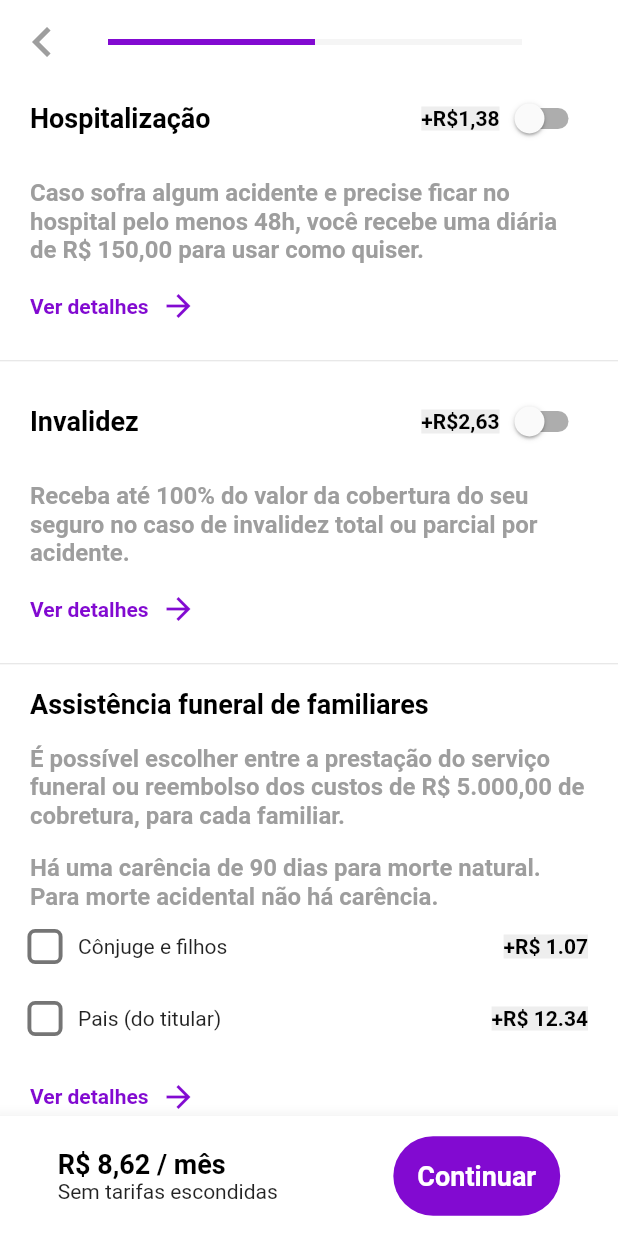
After one commit to Eduardo-Tanaka/Nubank-flutter, a Flutter app: the SeguroVidaSimularPage2 screen opened by its route, scrolled down 576 dp, after a tap on "Continuar", on a phone screen of 412 x 824 dp. The commit adds this screen. Run offline on Flutter 3.47's test engine with Material 2 defaults, Android fonts, the phone set to English and light mode, and no system bars; our stand-ins replace contacts_service, dotted_line, flutter_masked_text2, font_awesome_flutter, google_fonts, permission_handler and 1 more; missing offline and left inert: qr_code_scanner.

Commit message:
seguro vida simulacao page 2

```diff
--- a/lib/app_widget.dart
+++ b/lib/app_widget.dart
@@ -33,6 +33,7 @@ import 'package:nubank/modules/receber/receber_page.dart';
 import 'package:nubank/modules/seguro/seguro_vida_info_page.dart';
 import 'package:nubank/modules/seguro/seguro_vida_page.dart';
 import 'package:nubank/modules/seguro/seguro_vida_simular_page.dart';
+import 'package:nubank/modules/seguro/seguro_vida_simular_page2.dart';
 import 'package:nubank/modules/transferir/qrcode/qrcode_read_page.dart';
 import 'package:nubank/modules/transferir/transferir_destino_page.dart';
 import 'package:nubank/modules/transferir/transferir_page.dart';
@@ -100,6 +101,7 @@ class AppWidget extends StatelessWidget {
       "/seguro_vida": SeguroVidaPage(),
       "/seguro_vida_info": SeguroVidaInfoPage(),
       "/seguro_vida_simular": SeguroVidaSimularPage(),
+      "/seguro_vida_simular2": SeguroVidaSimularPage2(),
       "/transferir": TransferirPage(),
       "/transferir_confirmar": TransferirConfirmarPage(),
       "/transferir_destino": TransferirDestinoPage(),
@@ -149,6 +151,7 @@ class AppWidget extends StatelessWidget {
                 case "/recarga_resumo":
                 case "/receber":
                 case "/seguro_vida":
+                case "/seguro_vida_simular2":
                 case "/transferir_destino":
                 case "/qrcode_read":
                   return slideRightLeft(animation, child);
--- a/lib/modules/seguro/seguro_vida_simular_page.dart
+++ b/lib/modules/seguro/seguro_vida_simular_page.dart
@@ -145,7 +145,7 @@ class _SeguroVidaSimularPageState extends State<SeguroVidaSimularPage> {
       child: Scaffold(
         appBar: visible
             ? AppBarWidget(
-                value: 0.2,
+                value: 0.25,
                 linearProgressWidth: null,
                 icon: Icons.navigate_before,
                 showTrailingIcon: true,
@@ -284,7 +284,7 @@ class _SeguroVidaSimularPageState extends State<SeguroVidaSimularPage> {
             if (groupValue != null) {
               Navigator.pushNamed(
                 context,
-                "/recarga_resumo",
+                "/seguro_vida_simular2",
                 arguments: groupValue,
               );
             }
--- /dev/null
+++ b/lib/modules/seguro/seguro_vida_simular_page2.dart
@@ -0,0 +1,289 @@
+import 'package:flutter/material.dart';
+import 'package:nubank/shared/themes/app_colors.dart';
+import 'package:nubank/shared/themes/app_text_styles.dart';
+import 'package:nubank/shared/widgets/app_bar/app_bar_widget.dart';
+import 'package:nubank/shared/widgets/button_nu/button_nu_widget.dart';
+import 'package:nubank/shared/widgets/card_seguro_vida/card_seguro_vida_widget.dart';
+import 'package:nubank/shared/widgets/card_seguro_vida/seguro_vida_checkbox_widget.dart';
+
+class SeguroVidaSimularPage2 extends StatefulWidget {
+  const SeguroVidaSimularPage2({Key? key}) : super(key: key);
+
+  @override
+  _SeguroVidaSimularPage2State createState() => _SeguroVidaSimularPage2State();
+}
+
+class _SeguroVidaSimularPage2State extends State<SeguroVidaSimularPage2> {
+  double cobertura = 100000;
+  double total = 8.62;
+  bool hospitalizacao = false;
+  bool invalidez = false;
+  bool familiar1 = false;
+  bool familiar2 = false;
+  double enabledThumbRadius = 10;
+
+  List<String> familiares = [
+    "Cônjuge e filhos",
+    "Pais (do titular)",
+  ];
+  List<double> valores = [
+    1.07,
+    12.34,
+  ];
+
+  @override
+  Widget build(BuildContext context) {
+    return Scaffold(
+      appBar: AppBarWidget(
+        value: 0.5,
+        linearProgressWidth: null,
+        icon: Icons.navigate_before,
+        showTrailingIcon: true,
+        trailingIcon: Icons.help_outline,
+      ),
+      body: SingleChildScrollView(
+        physics: BouncingScrollPhysics(),
+        child: Column(
+          children: [
+            Column(
+              children: [
+                Padding(
+                  padding: const EdgeInsets.symmetric(horizontal: 20),
+                  child: Column(
+                    crossAxisAlignment: CrossAxisAlignment.start,
+                    children: [
+                      Text(
+                        "Agora, escolha as coberturas do seu seguro",
+                        style: TextStyles.titleBlackBold,
+                      ),
+                      Padding(
+                        padding: const EdgeInsets.only(top: 32),
+                        child: Text(
+                          "Valor da cobertura por morte do titular",
+                        ),
+                      ),
+                      Padding(
+                        padding: const EdgeInsets.symmetric(vertical: 8),
+                        child: Text(
+                          "R\$ $cobertura",
+                          style: TextStyles.textAjudaBold,
+                        ),
+                      ),
+                    ],
+                  ),
+                ),
+                SliderTheme(
+                  data: SliderThemeData(
+                    overlayColor: Colors.transparent,
+                    activeTrackColor: AppColors.primary,
+                    inactiveTrackColor: Colors.grey[200],
+                    thumbColor: AppColors.primary,
+                    inactiveTickMarkColor: Colors.transparent,
+                    activeTickMarkColor: Colors.transparent,
+                    thumbShape: RoundSliderThumbShape(
+                        enabledThumbRadius: enabledThumbRadius),
+                  ),
+                  child: Slider(
+                    min: 25000,
+                    max: 150000,
+                    divisions: 5,
+                    value: cobertura,
+                    onChanged: (value) {
+                      setState(() {
+                        cobertura = value;
+                      });
+                    },
+                    onChangeStart: (value) {
+                      enabledThumbRadius = 20;
+                      setState(() {});
+                    },
+                    onChangeEnd: (value) {
+                      enabledThumbRadius = 10;
+                      setState(() {});
+                    },
+                  ),
+                ),
+                Padding(
+                  padding: const EdgeInsets.symmetric(horizontal: 20),
+                  child: Row(
+                    mainAxisAlignment: MainAxisAlignment.spaceBetween,
+                    children: [
+                      Text(
+                        "R\$ 25 mil",
+                        style: TextStyles.textBlackSmall,
+                      ),
+                      Text(
+                        "R\$ 150 mil",
+                        style: TextStyles.textBlackSmall,
+                      ),
+                    ],
+                  ),
+                ),
+                Padding(
+                  padding: const EdgeInsets.symmetric(horizontal: 20),
+                  child: Column(
+                    children: [
+                      Padding(
+                        padding: const EdgeInsets.only(top: 12),
+                        child: Text(
+                          "Há uma carência de 90 dias para morte natural. Para morte acidental, não há carência.",
+                          style: TextStyles.textGreySmallBold,
+                        ),
+                      ),
+                      Padding(
+                        padding: const EdgeInsets.only(
+                          top: 8,
+                          bottom: 12,
+                        ),
+                        child: Text(
+                          "Os benficiários são definidos nas próximas etapas.",
+                          style: TextStyles.textGreySmallBold,
+                        ),
+                      ),
+                      Row(
+                        children: [
+                          Text(
+                            "Ver detalhes",
+                            style: TextStyles.textNuSmallBold,
+                          ),
+                          Padding(
+                            padding: const EdgeInsets.only(left: 8),
+                            child: Icon(
+                              Icons.arrow_forward_outlined,
+                              color: AppColors.primary,
+                            ),
+                          ),
+                        ],
+                      ),
+                    ],
+                  ),
+                ),
+              ],
+            ),
+            Padding(
+              padding: const EdgeInsets.only(top: 24),
+              child: Divider(
+                height: 1,
+              ),
+            ),
+            CardSeguroVidaWidget(
+              title: "Assistência funeral do titular",
+              badge: "íncluído",
+              showSwitch: false,
+              subtitle1:
+                  "Há uma carência de 90 dias para morte natural. Para morte acidental, não há carência.",
+              subtitle2: "Os beneficiários são definidos nas próximas etapas.",
+            ),
+            CardSeguroVidaWidget(
+              title: "Hospitalização",
+              badge: "+R\$1,38",
+              subtitle1:
+                  "Caso sofra algum acidente e precise ficar no hospital pelo menos 48h, você recebe uma diária de R\$ 150,00 para usar como quiser.",
+              subtitle2: "",
+              switchValue: hospitalizacao,
+              onChanged: (value) {
+                hospitalizacao = !hospitalizacao;
+                setState(() {
+                  if (hospitalizacao) {
+                    total = total + 1.38;
+                  } else {
+                    total = total - 1.38;
+                  }
+                });
+              },
+            ),
+            CardSeguroVidaWidget(
+              title: "Invalidez",
+              badge: "+R\$2,63",
+              subtitle1:
+                  "Receba até 100% do valor da cobertura do seu seguro no caso de invalidez total ou parcial por acidente.",
+              subtitle2: "",
+              switchValue: invalidez,
+              onChanged: (value) {
+                invalidez = !invalidez;
+                setState(() {
+                  if (invalidez) {
+                    total = total + 2.63;
+                  } else {
+                    total = total - 2.63;
+                  }
+                });
+              },
+            ),
+            CardSeguroVidaWidget(
+              title: "Assistência funeral de familiares",
+              badge: "",
+              subtitle1:
+                  "É possível escolher entre a prestação do serviço funeral ou reembolso dos custos de R\$ 5.000,00 de cobretura, para cada familiar.",
+              subtitle2:
+                  "Há uma carência de 90 dias para morte natural. Para morte acidental não há carência.",
+              familiares: familiares,
+              checkbox1: SeguroVidaCheckboxWidget(
+                title: familiares[0],
+                badge: "+R\$ ${valores[0]}",
+                value: familiar1,
+                onTap: () {
+                  familiar1 = !familiar1;
+                  setState(() {
+                    if (familiar1) {
+                      total = total + valores[0];
+                    } else {
+                      total = total - valores[0];
+                    }
+                  });
+                },
+              ),
+              checkbox2: SeguroVidaCheckboxWidget(
+                title: familiares[1],
+                badge: "+R\$ ${valores[1]}",
+                value: familiar2,
+                onTap: () {
+                  familiar2 = !familiar2;
+                  setState(() {
+                    if (familiar2) {
+                      total = total + valores[1];
+                    } else {
+                      total = total - valores[1];
+                    }
+                  });
+                },
+              ),
+            )
+          ],
+        ),
+      ),
+      bottomNavigationBar: Material(
+        elevation: 10,
+        color: Colors.white,
+        child: Container(
+          height: 80,
+          child: Row(
+            mainAxisAlignment: MainAxisAlignment.spaceAround,
+            children: [
+              Column(
+                crossAxisAlignment: CrossAxisAlignment.start,
+                mainAxisAlignment: MainAxisAlignment.center,
+                children: [
+                  Text(
+                    "R\$ ${total.toStringAsFixed(2).replaceAll(".", ",")} / mês",
+                    style: TextStyles.textBold,
+                  ),
+                  Text(
+                    "Sem tarifas escondidas",
+                  ),
+                ],
+              ),
+              Container(
+                alignment: Alignment.center,
+                child: ButtonNuWidget(
+                  text: "Continuar",
+                  onPressed: () {},
+                ),
+              ),
+            ],
+          ),
+        ),
+      ),
+    );
+  }
+}
--- a/lib/shared/widgets/app_bar/app_bar_widget.dart
+++ b/lib/shared/widgets/app_bar/app_bar_widget.dart
@@ -50,7 +50,12 @@ class AppBarWidget extends StatelessWidget with PreferredSizeWidget {
           visible: showTrailingIcon,
           child: IconButton(
             icon: Icon(
-              trailingIcon ?? Icons.help_outline,
+              // TODO para não mostrar o ícone, mas manter o epaço do ícone refatorar melhor depois
+              trailingIcon == null
+                  ? Icons.help_outline
+                  : trailingIcon == Icons.help_outline
+                      ? null
+                      : trailingIcon,
               color: backgroundColor != null ? Colors.white : Colors.grey,
             ),
             onPressed: onPressedTrailing,
--- /dev/null
+++ b/lib/shared/widgets/card_seguro_vida/card_seguro_vida_widget.dart
@@ -0,0 +1,127 @@
+import 'package:flutter/material.dart';
+
+import 'package:nubank/shared/themes/app_colors.dart';
+import 'package:nubank/shared/themes/app_text_styles.dart';
+import 'package:nubank/shared/widgets/card_seguro_vida/seguro_vida_checkbox_widget.dart';
+
+class CardSeguroVidaWidget extends StatelessWidget {
+  final String title;
+  final String badge;
+  final String subtitle1;
+  final String subtitle2;
+  final bool? switchValue;
+  final Function(bool)? onChanged;
+  final bool? showSwitch;
+  final List<String>? familiares;
+  final SeguroVidaCheckboxWidget? checkbox1;
+  final SeguroVidaCheckboxWidget? checkbox2;
+
+  const CardSeguroVidaWidget({
+    Key? key,
+    required this.title,
+    required this.badge,
+    required this.subtitle1,
+    required this.subtitle2,
+    this.switchValue = false,
+    this.onChanged,
+    this.showSwitch = true,
+    this.familiares,
+    this.checkbox1,
+    this.checkbox2,
+  }) : super(key: key);
+
+  @override
+  Widget build(BuildContext context) {
+    return Column(
+      children: [
+        Padding(
+          padding: const EdgeInsets.symmetric(horizontal: 20),
+          child: Column(
+            children: [
+              Padding(
+                padding: const EdgeInsets.symmetric(vertical: 16),
+                child: Row(
+                  mainAxisAlignment: MainAxisAlignment.spaceBetween,
+                  children: [
+                    Text(
+                      title,
+                      style: TextStyles.textBold,
+                    ),
+                    Visibility(
+                      visible: badge.isNotEmpty,
+                      child: Row(
+                        children: [
+                          Container(
+                            color: Colors.grey[200],
+                            child: Text(
+                              badge,
+                              style: TextStyles.textBlackSmall,
+                            ),
+                          ),
+                          Visibility(
+                            visible: showSwitch!,
+                            child: Switch(
+                              value: switchValue!,
+                              onChanged: onChanged,
+                              activeColor: AppColors.primary,
+                            ),
+                          ),
+                        ],
+                      ),
+                    ),
+                  ],
+                ),
+              ),
+              Text(
+                subtitle1,
+                style: TextStyles.textGreySmallBold,
+              ),
+              Visibility(
+                visible: subtitle2.isNotEmpty,
+                child: Padding(
+                  padding: const EdgeInsets.only(top: 16),
+                  child: Text(
+                    subtitle2,
+                    style: TextStyles.textGreySmallBold,
+                  ),
+                ),
+              ),
+              Visibility(
+                visible: checkbox1 != null,
+                child: checkbox1 ?? Container(),
+              ),
+              Visibility(
+                visible: checkbox2 != null,
+                child: checkbox2 ?? Container(),
+              ),
+              Padding(
+                padding: const EdgeInsets.only(top: 16),
+                child: Row(
+                  children: [
+                    Text(
+                      "Ver detalhes",
+                      style: TextStyles.textNuSmallBold,
+                    ),
+                    Padding(
+                      padding: const EdgeInsets.only(left: 8),
+                      child: Icon(
+                        Icons.arrow_forward_outlined,
+                        color: AppColors.primary,
+                      ),
+                    ),
+                  ],
+                ),
+              ),
+            ],
+          ),
+        ),
+        Padding(
+          padding: const EdgeInsets.only(top: 24),
+          child: Divider(
+            height: 1,
+          ),
+        ),
+      ],
+    );
+  }
+}
--- /dev/null
+++ b/lib/shared/widgets/card_seguro_vida/seguro_vida_checkbox_widget.dart
@@ -0,0 +1,62 @@
+import 'package:flutter/material.dart';
+
+import 'package:nubank/shared/themes/app_colors.dart';
+import 'package:nubank/shared/themes/app_text_styles.dart';
+
+class SeguroVidaCheckboxWidget extends StatelessWidget {
+  final String title;
+  final String badge;
+  final VoidCallback onTap;
+  final bool value;
+
+  const SeguroVidaCheckboxWidget({
+    Key? key,
+    required this.title,
+    required this.badge,
+    required this.value,
+    required this.onTap,
+  }) : super(key: key);
+
+  @override
+  Widget build(BuildContext context) {
+    return GestureDetector(
+      onTap: onTap,
+      child: Row(
+        mainAxisAlignment: MainAxisAlignment.spaceBetween,
+        children: [
+          Row(
+            children: [
+              SizedBox(
+                width: 20,
+                child: Transform.scale(
+                  scale: 1.3,
+                  child: Checkbox(
+                    value: value,
+                    onChanged: (value) {
+                      onTap();
+                    },
+                    activeColor: AppColors.primary,
+                    shape: RoundedRectangleBorder(
+                      borderRadius: BorderRadius.circular(4),
+                    ),
+                  ),
+                ),
+              ),
+              Padding(
+                padding: const EdgeInsets.only(left: 12),
+                child: Text(title),
+              ),
+            ],
+          ),
+          Container(
+            color: Colors.grey[200],
+            child: Text(
+              badge,
+              style: TextStyles.textBlackSmall,
+            ),
+          ),
+        ],
+      ),
+    );
+  }
+}
```
